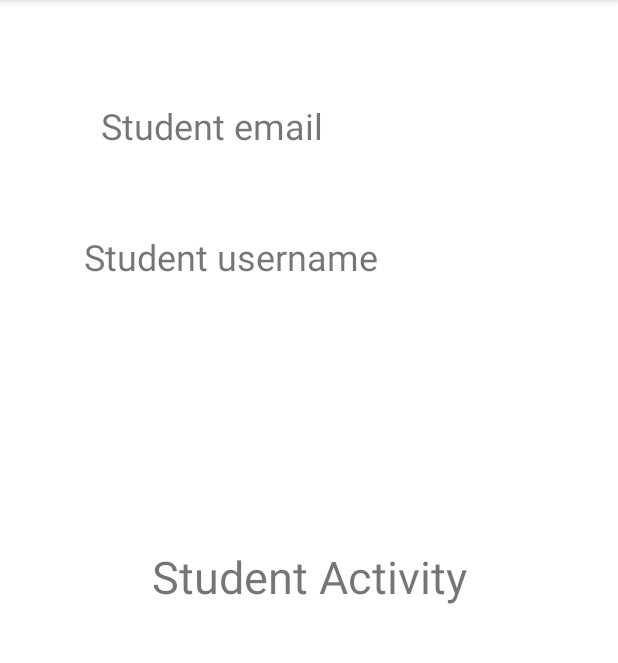
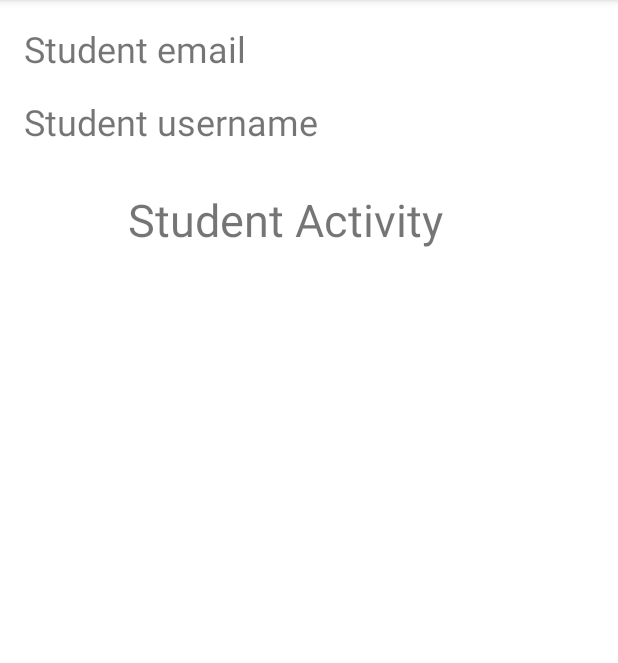
Before and after one commit to crazay416/CECS_453_Project_4, an Android app: the StudentLogin_Activity screen opened directly, with no data from a screen before it, on a phone screen of 412 x 824 dp, the part 84-747 px from its top. Run offline under Robolectric (Android 15) with nearby library versions, the phone set to English and light mode, and no system bars; our stand-ins replace Firebase (no records; nobody signed in at launch, a user with empty details on screens opened directly).

```diff
--- a/app/src/main/java/com/example/project_4/StudentLogin_Activity.java
+++ b/app/src/main/java/com/example/project_4/StudentLogin_Activity.java
@@ -6,6 +6,7 @@ import androidx.appcompat.app.AppCompatActivity;
 import android.os.Bundle;
 import android.view.Menu;
 import android.view.MenuItem;
+import android.widget.ListView;
 import android.widget.TextView;
 import android.widget.Toast;
 
@@ -22,19 +23,68 @@ public class StudentLogin_Activity extends AppCompatActivity {
 
     private FirebaseUser user;
     private DatabaseReference reference;
+    private DatabaseReference reference2;
 
     private String userID;
+
+    private ListView lv;
+
+    TextView email_TEXTVIEW;
+    TextView username_TEXTVIEW;
+
 
 
     @Override
     protected void onCreate(Bundle savedInstanceState) {
         super.onCreate(savedInstanceState);
         setContentView(R.layout.activity_student_login);
+        email_TEXTVIEW = findViewById(R.id.student_email_id);
+        username_TEXTVIEW = findViewById(R.id.student_username_id);
         getCurrentUser();
+        lv = findViewById(R.id.list);
+
+        reference = FirebaseDatabase.getInstance().getReference().child("Users");
+        reference.addListenerForSingleValueEvent(new ValueEventListener() {
+            @Override
+            public void onDataChange(@NonNull DataSnapshot snapshot) {
+                for(DataSnapshot snapshot1: snapshot.getChildren()){
+                    String parent = snapshot1.getKey();
+                    String children  = snapshot1.getValue().toString();
+                    System.out.println("This is parent: " + parent);
+                    if(children.contains(username_TEXTVIEW.getText().toString())) {
+                        reference2 = FirebaseDatabase.getInstance().getReference().child("Users").child(parent).child("Assigned Quizzes");
+                        reference2.addListenerForSingleValueEvent(new ValueEventListener() {
+                            @Override
+                            public void onDataChange(@NonNull DataSnapshot snapshot) {
+                                for (DataSnapshot snapshot2 : snapshot.getChildren()) {
+                                    String parent2 = snapshot2.getKey();
+                                    System.out.println("This is parent2: " + parent2);
+
+                                }
+                            }
+
+                            @Override
+                            public void onCancelled(@NonNull DatabaseError error) {
+
+                            }
+                        });
+                    }
+                   //System.out.println(parent);
+
+                }
+
+            }
+
+            @Override
+            public void onCancelled(@NonNull DatabaseError error) {
+
+            }
+        });
+
+    }
 
 
 
-    }
 
     @Override
     public boolean onCreateOptionsMenu(Menu menu) {
@@ -58,8 +108,6 @@ public class StudentLogin_Activity extends AppCompatActivity {
         reference = FirebaseDatabase.getInstance().getReference("Users");
         userID = user.getUid();
 
-        final TextView email_TEXTVIEW = findViewById(R.id.student_email_id);
-        final TextView username_TEXTVIEW = findViewById(R.id.student_username_id);
 
         reference.child(userID).addListenerForSingleValueEvent(new ValueEventListener() {
             @Override
--- a/app/src/main/res/layout/activity_student_login.xml
+++ b/app/src/main/res/layout/activity_student_login.xml
@@ -11,11 +11,13 @@
         android:layout_width="wrap_content"
         android:layout_height="wrap_content"
         android:text="Student Activity"
+        android:textSize="30sp"
         app:layout_constraintBottom_toBottomOf="parent"
         app:layout_constraintEnd_toEndOf="parent"
+        app:layout_constraintHorizontal_bias="0.422"
         app:layout_constraintStart_toStartOf="parent"
         app:layout_constraintTop_toTopOf="parent"
-        android:textSize="30sp"/>
+        app:layout_constraintVertical_bias="0.173" />
 
     <TextView
         android:id="@+id/student_email_id"
@@ -26,10 +28,10 @@
         android:textSize="24sp"
         app:layout_constraintBottom_toBottomOf="parent"
         app:layout_constraintEnd_toEndOf="parent"
-        app:layout_constraintHorizontal_bias="0.266"
+        app:layout_constraintHorizontal_bias="0.063"
         app:layout_constraintStart_toStartOf="parent"
         app:layout_constraintTop_toTopOf="parent"
-        app:layout_constraintVertical_bias="0.092" />
+        app:layout_constraintVertical_bias="0.022" />
 
     <TextView
         android:id="@+id/student_username_id"
@@ -39,10 +41,20 @@
         android:textSize="24sp"
         app:layout_constraintBottom_toBottomOf="parent"
         app:layout_constraintEnd_toEndOf="parent"
-        app:layout_constraintHorizontal_bias="0.258"
+        app:layout_constraintHorizontal_bias="0.074"
         app:layout_constraintStart_toStartOf="parent"
         app:layout_constraintTop_toTopOf="parent"
-        app:layout_constraintVertical_bias="0.21" />
+        app:layout_constraintVertical_bias="0.088" />
+
+    <ListView
+        android:id="@+id/list"
+        android:layout_width="335dp"
+        android:layout_height="448dp"
+        app:layout_constraintBottom_toBottomOf="parent"
+        app:layout_constraintEnd_toEndOf="parent"
+        app:layout_constraintStart_toStartOf="parent"
+        app:layout_constraintTop_toTopOf="parent"
+        app:layout_constraintVertical_bias="0.78" />
 
 
 </androidx.constraintlayout.widget.ConstraintLayout>
```
Also changed, not shown: app/src/main/res/layout/quizlist.xml (added, +21 -0 lines).
